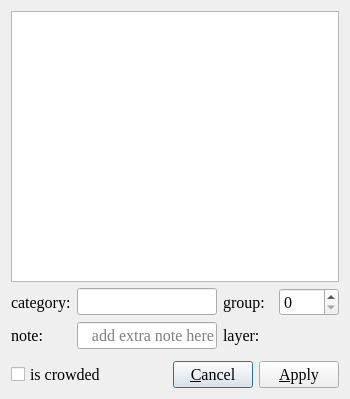
This is ISAT/ui/category_edit.ui in yatengLG/ISAT_with_segment_anything as Qt 5 draws it before an edit. The edited form follows.
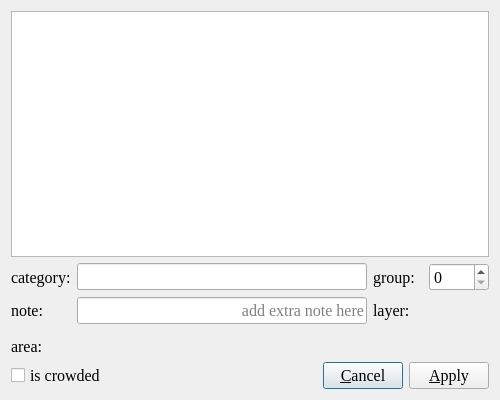
This is the edited form. Icons and pictures are not drawn.

Diff of the .ui file:
```diff
--- a/ISAT/ui/category_edit.ui
+++ b/ISAT/ui/category_edit.ui
@@ -6,8 +6,8 @@
    <rect>
     <x>0</x>
     <y>0</y>
-    <width>350</width>
-    <height>399</height>
+    <width>500</width>
+    <height>400</height>
    </rect>
   </property>
   <property name="font">
@@ -202,6 +202,57 @@
      </layout>
     </widget>
    </item>
+   <item>
+    <widget class="QWidget" name="widget_4" native="true">
+     <layout class="QHBoxLayout" name="horizontalLayout_4">
+      <property name="leftMargin">
+       <number>0</number>
+      </property>
+      <property name="topMargin">
+       <number>0</number>
+      </property>
+      <property name="rightMargin">
+       <number>0</number>
+      </property>
+      <property name="bottomMargin">
+       <number>0</number>
+      </property>
+      <item>
+       <widget class="QLabel" name="label_5">
+        <property name="minimumSize">
+         <size>
+          <width>60</width>
+          <height>0</height>
+         </size>
+        </property>
+        <property name="text">
+         <string>area:</string>
+        </property>
+       </widget>
+      </item>
+      <item>
+       <widget class="QLabel" name="label_area">
+        <property name="text">
+         <string/>
+        </property>
+       </widget>
+      </item>
+      <item>
+       <spacer name="horizontalSpacer">
+        <property name="orientation">
+         <enum>Qt::Horizontal</enum>
+        </property>
+        <property name="sizeHint" stdset="0">
+         <size>
+          <width>40</width>
+          <height>20</height>
+         </size>
+        </property>
+       </spacer>
+      </item>
+     </layout>
+    </widget>
+   </item>
    <item>
     <widget class="QWidget" name="widget_2" native="true">
      <layout class="QHBoxLayout" name="horizontalLayout_2">
```
Left out of the diff: 2 changed lines with no effect on the pictures.
